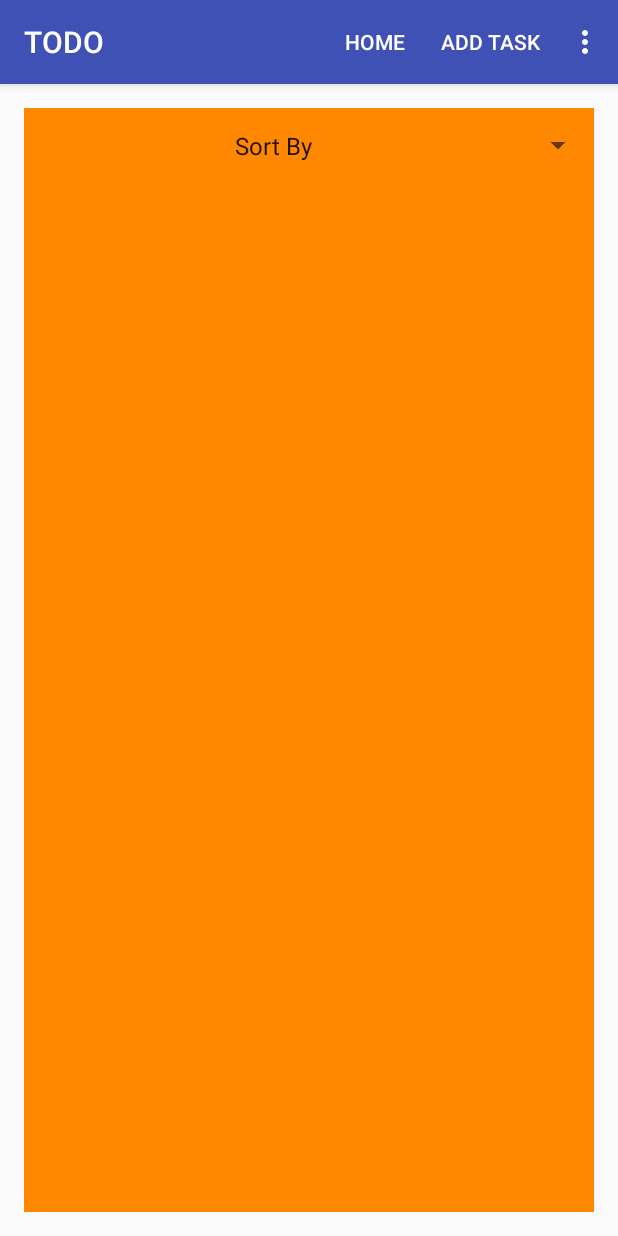
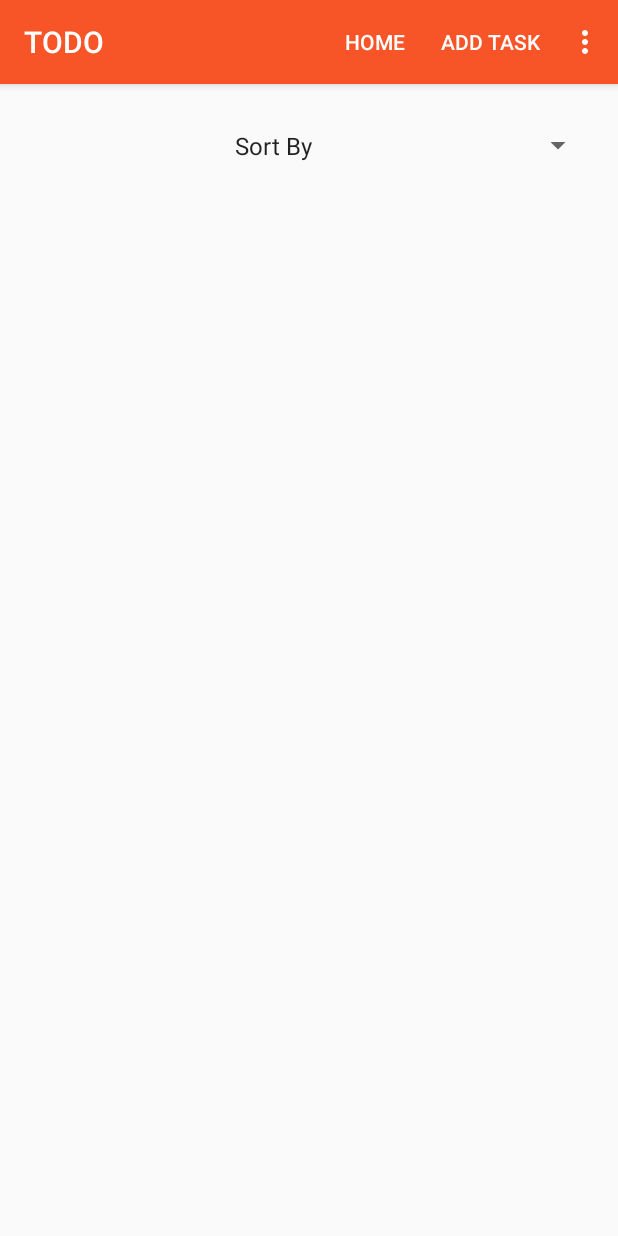
Before and after one commit to antonybritto/Todo-APP, an Android app: the screen it shows after launch (MainActivity), on a phone screen of 412 x 824 dp. Run offline under Robolectric (Android 15) with nearby library versions, the phone set to English and light mode, and no system bars.

Commit message:
Adding launcher and background color changes

```diff
--- a/app/src/main/res/layout/fragment_add.xml
+++ b/app/src/main/res/layout/fragment_add.xml
@@ -81,7 +81,7 @@
         android:layout_alignParentStart="true"
         android:layout_alignParentRight="true"
         android:layout_alignParentEnd="true"
-         />
+        />
 
 
     <Button
--- a/app/src/main/res/layout/fragment_list.xml
+++ b/app/src/main/res/layout/fragment_list.xml
@@ -1,7 +1,6 @@
 <?xml version="1.0" encoding="utf-8"?>
 <RelativeLayout xmlns:android="http://schemas.android.com/apk/res/android"
     android:id="@+id/taskListLayout"
-    android:background="@android:color/holo_orange_dark"
     android:layout_width="match_parent" android:layout_height="match_parent">
 
 
@@ -23,7 +22,6 @@
         android:id="@+id/listView"
         android:layout_below="@+id/sortSpinner"
         android:layout_alignParentLeft="true"
-        android:background="@android:color/holo_purple"
         android:layout_alignParentStart="true" />
 
 
--- a/app/src/main/res/layout/task.xml
+++ b/app/src/main/res/layout/task.xml
@@ -1,6 +1,7 @@
 <?xml version="1.0" encoding="utf-8"?>
 <LinearLayout xmlns:android="http://schemas.android.com/apk/res/android"
-    android:orientation="horizontal" android:layout_width="match_parent"
+    android:orientation="horizontal"
+    android:layout_width="match_parent"
     android:layout_height="match_parent">
 
     <CheckedTextView
--- a/app/src/main/res/values/colors.xml
+++ b/app/src/main/res/values/colors.xml
@@ -3,4 +3,5 @@
     <color name="colorPrimary">#3F51B5</color>
     <color name="colorPrimaryDark">#303F9F</color>
     <color name="colorAccent">#FF4081</color>
+    <color name="colorHeader">#F75527</color>
 </resources>
--- a/app/src/main/res/values/styles.xml
+++ b/app/src/main/res/values/styles.xml
@@ -3,8 +3,8 @@
     <!-- Base application theme. -->
     <style name="AppTheme" parent="Theme.AppCompat.Light.DarkActionBar">
         <!-- Customize your theme here. -->
-        <item name="colorPrimary">@color/colorPrimary</item>
-        <item name="colorPrimaryDark">@color/colorPrimaryDark</item>
+        <item name="colorPrimary">@color/colorHeader</item>
+        <item name="colorPrimaryDark">@color/colorHeader</item>
         <item name="colorAccent">@color/colorAccent</item>
     </style>
 
```
Also changed, not shown: app/src/main/res/mipmap-hdpi/ic_launcher.png, app/src/main/res/mipmap-mdpi/ic_launcher.png, app/src/main/res/mipmap-xhdpi/ic_launcher.png, app/src/main/res/mipmap-xxhdpi/ic_launcher.png, app/src/main/res/mipmap-xxxhdpi/ic_launcher.png.
